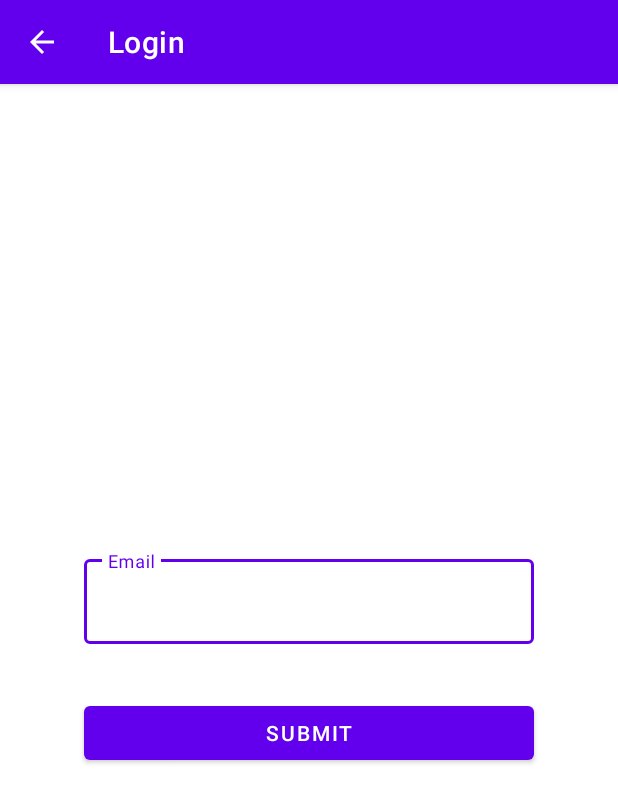
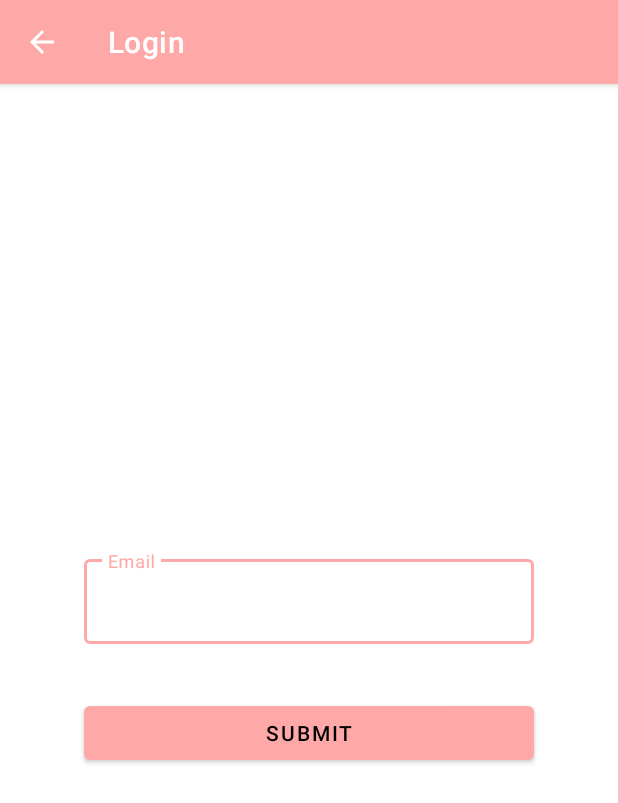
Before and after one commit to phineasla-hcmus/2.3-SE-Cakey, an Android app: the ForgotPasswordActivity screen opened directly, with no data from a screen before it, on a phone screen of 412 x 824 dp. Shown: the top 803 px of the screen. Run offline under Robolectric (Android 15) with nearby library versions, the phone set to English and light mode, and no system bars; our stand-ins replace Firebase (no records; nobody signed in at launch, a user with empty details on screens opened directly).

Commit message:
theme color

```diff
--- a/android/app/src/main/res/values/colors.xml
+++ b/android/app/src/main/res/values/colors.xml
@@ -5,6 +5,12 @@
     <color name="purple_700">#FF3700B3</color>
     <color name="teal_200">#FF03DAC5</color>
     <color name="teal_700">#FF018786</color>
+    <color name="pink">#FFA8A8</color>
+    <color name="pink_variant">#CA7879</color>
+    <color name="purple">#B39DDB</color>
+    <color name="purple_variant">#836FA9</color>
+    <color name="blue">#64B5F6</color>
+    <color name="blue_variant">#2286c3</color>
     <color name="black">#FF000000</color>
     <color name="white">#FFFFFFFF</color>
 </resources>
--- a/android/app/src/main/res/values/themes.xml
+++ b/android/app/src/main/res/values/themes.xml
@@ -2,12 +2,12 @@
     <!-- Base application theme. -->
     <style name="Theme.Cakey" parent="Theme.MaterialComponents.DayNight.DarkActionBar">
         <!-- Primary brand color. -->
-        <item name="colorPrimary">@color/purple_500</item>
-        <item name="colorPrimaryVariant">@color/purple_700</item>
-        <item name="colorOnPrimary">@color/white</item>
+        <item name="colorPrimary">@color/pink</item>
+        <item name="colorPrimaryVariant">@color/pink_variant</item>
+        <item name="colorOnPrimary">@color/black</item>
         <!-- Secondary brand color. -->
-        <item name="colorSecondary">@color/teal_200</item>
-        <item name="colorSecondaryVariant">@color/teal_700</item>
+        <item name="colorSecondary">@color/purple</item>
+        <item name="colorSecondaryVariant">@color/purple_variant</item>
         <item name="colorOnSecondary">@color/black</item>
         <!-- Status bar color. -->
         <item name="android:statusBarColor" tools:targetApi="l">?attr/colorPrimaryVariant</item>
```
